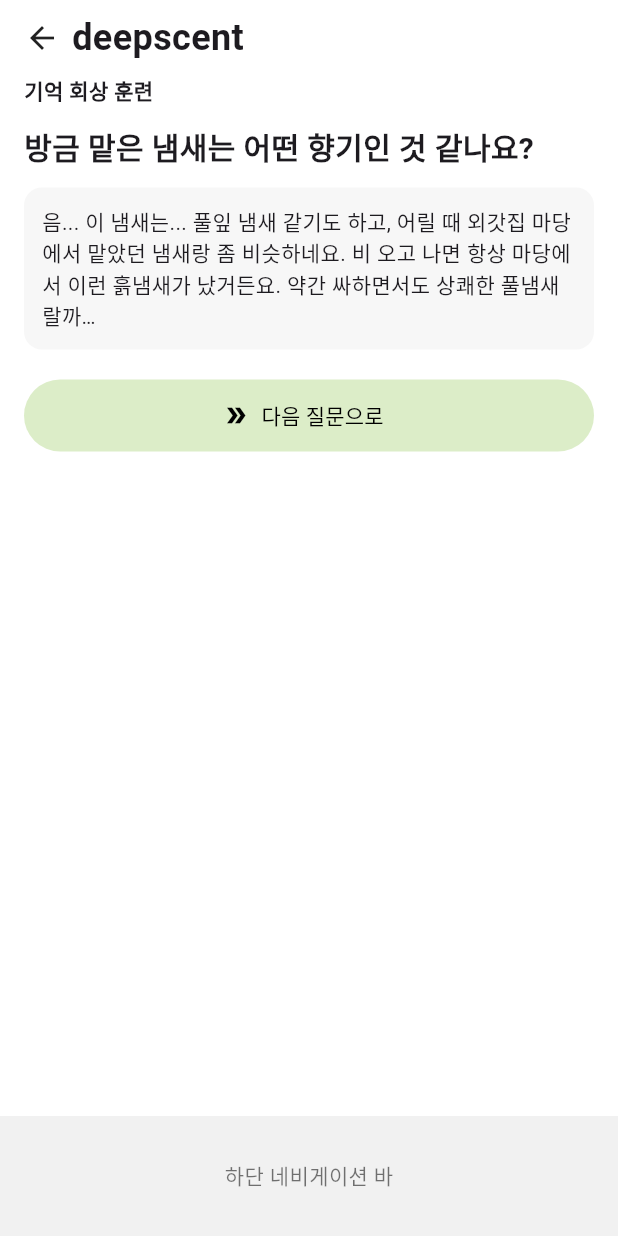
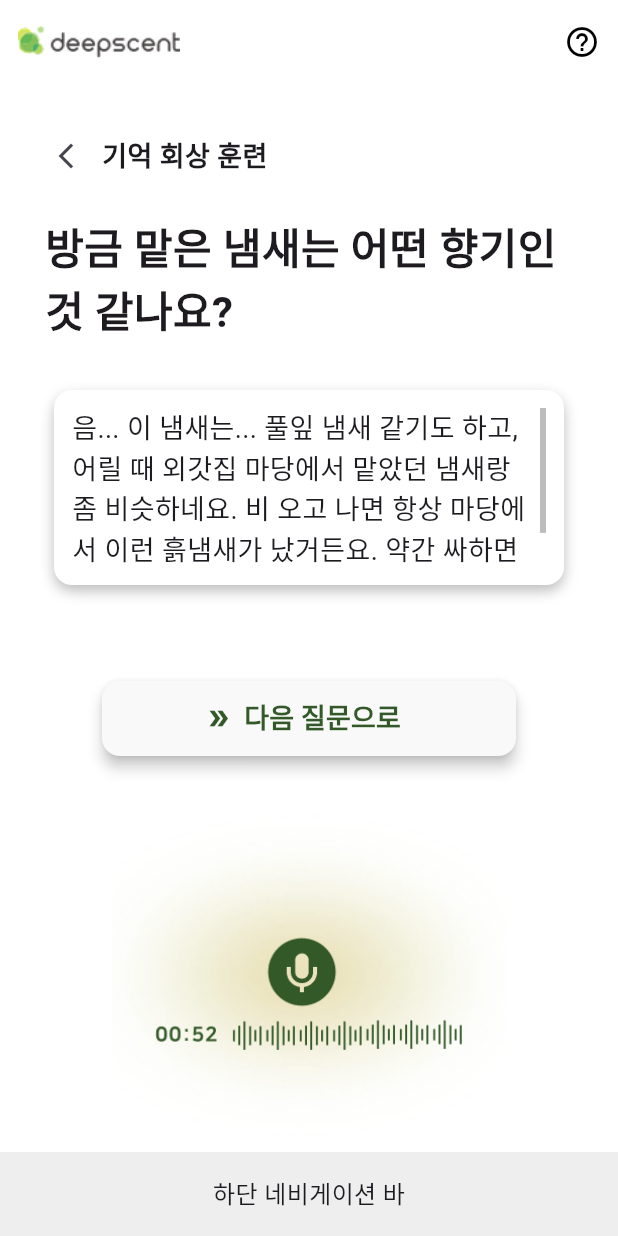
Before and after one commit to deepscent-cnu/deepscent-cnu-app, a Flutter app: the MemoryRecallChatScreen screen opened directly, on a phone screen of 412 x 824 dp. Run offline on Flutter 3.47's test engine with Material 3 defaults, Android fonts, the phone set to English and light mode, and no system bars.

Commit message:
style: 기억 회상 훈련의 대화 스크린 디자인 변경

```diff
--- a/lib/features/normal_olfactory_training/presentation/screens/memory_recall_chat_screen.dart
+++ b/lib/features/normal_olfactory_training/presentation/screens/memory_recall_chat_screen.dart
@@ -42,81 +42,120 @@ class _MemoryRecallChatScreenState extends State<MemoryRecallChatScreen> {
 
     return Scaffold(
       backgroundColor: Colors.white,
-      bottomNavigationBar: BottomAppBar(
-        color: const Color(0xFFF1F1F1),
-        child: SizedBox(
-          height: 60,
-          child: Center(
-            child: Text('하단 네비게이션 바', style: TextStyle(color: Colors.black54)),
+      bottomNavigationBar: Container(
+        height: 56,
+        color: Colors.grey[200],
+        alignment: Alignment.center,
+        child: const Text('하단 네비게이션 바', style: TextStyle(fontSize: 16)),
+      ),
+      appBar: AppBar(
+        backgroundColor: Colors.white,
+        leadingWidth: 120,
+        leading: Padding(
+          padding: const EdgeInsets.only(left: 12.0),
+          child: Image.asset(
+            'assets/images/logo.png',
+            width: 120,
+            height: 50,
+            fit: BoxFit.contain,
           ),
         ),
+        actions: const [
+          Icon(Icons.help_outline, color: Colors.black),
+          SizedBox(width: 12),
+        ],
       ),
       body: SafeArea(
-        child: Column(
-          crossAxisAlignment: CrossAxisAlignment.stretch,
-          children: [
-            Padding(
-              padding: const EdgeInsets.symmetric(
-                horizontal: 16.0,
-                vertical: 8,
-              ),
-              child: Row(
+        child: Padding(
+          padding: const EdgeInsets.symmetric(horizontal: 20),
+          child: Column(
+            crossAxisAlignment: CrossAxisAlignment.stretch,
+            children: [
+              const SizedBox(height: 24),
+              Row(
                 children: [
-                  const Icon(Icons.arrow_back),
-                  const SizedBox(width: 8),
-                  Text(
-                    'deepscent',
-                    style: TextStyle(fontSize: 24, fontWeight: FontWeight.bold),
+                  IconButton(
+                    onPressed: () {},
+                    icon: const Icon(Icons.arrow_back_ios_new, size: 20),
+                  ),
+                  const Text(
+                    '기억 회상 훈련',
+                    style: TextStyle(fontSize: 18, fontWeight: FontWeight.bold),
                   ),
                 ],
               ),
-            ),
-            const Padding(
-              padding: EdgeInsets.symmetric(horizontal: 16),
-              child: Text(
-                '기억 회상 훈련',
-                style: TextStyle(fontWeight: FontWeight.bold, fontSize: 14),
-              ),
-            ),
-            Padding(
-              padding: EdgeInsets.symmetric(horizontal: 16, vertical: 12),
-              child: Text(
-                testQuestionList[currentIndex],
-                style: TextStyle(fontSize: 20, fontWeight: FontWeight.bold),
-              ),
-            ),
-            Padding(
-              padding: const EdgeInsets.symmetric(horizontal: 16),
-              child: Container(
-                padding: const EdgeInsets.all(12),
-                decoration: BoxDecoration(
-                  color: const Color(0xFFF7F7F7),
-                  borderRadius: BorderRadius.circular(12),
-                ),
+              const SizedBox(height: 16),
+              Padding(
+                padding: const EdgeInsets.symmetric(horizontal: 10),
                 child: Text(
-                  testAnswerList[currentIndex],
-                  style: TextStyle(fontSize: 14),
+                  testQuestionList[currentIndex],
+                  style: TextStyle(fontSize: 28, fontWeight: FontWeight.bold),
                 ),
               ),
-            ),
-            const SizedBox(height: 20),
-            Padding(
-              padding: const EdgeInsets.symmetric(horizontal: 16),
-              child: ElevatedButton.icon(
-                onPressed: () {
-                  _onNextPressed();
-                },
-                style: ElevatedButton.styleFrom(
-                  backgroundColor: const Color(0xFFDCEDC8),
-                  foregroundColor: Colors.black,
-                  minimumSize: const Size.fromHeight(48),
-                  elevation: 0,
+              const SizedBox(height: 32),
+              Padding(
+                padding: const EdgeInsets.symmetric(horizontal: 16),
+                child: Container(
+                  height: 130,
+                  padding: const EdgeInsets.all(12),
+                  decoration: BoxDecoration(
+                    color: Colors.white,
+                    borderRadius: BorderRadius.circular(12),
+                    boxShadow: [
+                      BoxShadow(
+                        color: Colors.black26,
+                        blurRadius: 7,
+                        offset: const Offset(0, 4),
+                      ),
+                    ],
+                  ),
+                  child: Scrollbar(
+                    thumbVisibility: true,
+                    child: SingleChildScrollView(
+                      padding: EdgeInsets.only(right: 10),
+                      child: Text(
+                        testAnswerList[currentIndex],
+                        style: TextStyle(fontSize: 18),
+                      ),
+                    ),
+                  ),
                 ),
-                icon: const Icon(Icons.double_arrow),
-                label: Text(isLastQuestion ? '훈련 저장하기' : '다음 질문으로'),
               ),
-            ),
-          ],
+              const SizedBox(height: 48),
+              Padding(
+                padding: const EdgeInsets.symmetric(
+                  horizontal: 48,
+                  vertical: 16,
+                ),
+                child: ElevatedButton.icon(
+                  onPressed: () {
+                    _onNextPressed();
+                  },
+                  style: ElevatedButton.styleFrom(
+                    minimumSize: const Size.fromHeight(50),
+                    backgroundColor: Color(0xFFF9F9F9),
+                    foregroundColor: Color(0xFF335928),
+                    elevation: 4,
+                    shape: RoundedRectangleBorder(
+                      borderRadius: BorderRadius.circular(12),
+                    ),
+                  ),
+                  icon: const Icon(Icons.double_arrow),
+                  label: Text(
+                    isLastQuestion ? '훈련 저장하기' : '다음 질문으로',
+                    style: TextStyle(fontSize: 18, fontWeight: FontWeight.bold),
+                  ),
+                ),
+              ),
+              const SizedBox(height: 12),
+              Expanded(
+                child: Image.asset(
+                  "assets/images/voice_recording.png",
+                  fit: BoxFit.contain,
+                ),
+              ),
+            ],
+          ),
         ),
       ),
     );
--- a/lib/features/normal_olfactory_training/presentation/screens/memory_recall_training_screen.dart
+++ b/lib/features/normal_olfactory_training/presentation/screens/memory_recall_training_screen.dart
@@ -14,6 +14,7 @@ class MemoryRecallTrainingScreenState
     extends State<MemoryRecallTrainingScreen> {
   int remainTime = 10;
   String message = "초 뒤, 발향이 중지됩니다.";
+  bool isStopped = false;
 
   @override
   void initState() {
@@ -22,10 +23,15 @@ class MemoryRecallTrainingScreenState
   }
 
   Future<void> startTrainingCycle() async {
+    isStopped = false;
     await DeviceApi.controlScentDeviceSlot(0, 3);
     await Future.delayed(const Duration(seconds: 1));
 
     while (remainTime > 1) {
+      if (isStopped) {
+        return;
+      }
+
       setState(() {
         remainTime -= 1;
       });
@@ -33,7 +39,7 @@ class MemoryRecallTrainingScreenState
       await Future.delayed(const Duration(seconds: 1));
     }
 
-    if (context.mounted) {
+    if (!isStopped && context.mounted) {
       await DeviceApi.controlScentDeviceSlot(0, 0);
       Navigator.pushReplacement(
         context,
@@ -43,8 +49,12 @@ class MemoryRecallTrainingScreenState
   }
 
   Future<void> stopTrainingCycle() async {
+    isStopped = true;
     await DeviceApi.controlScentDeviceSlot(0, 0);
-    Navigator.pop(context);
+
+    if (context.mounted) {
+      Navigator.pop(context);
+    }
   }
 
   void extendTime() {
@@ -56,6 +66,7 @@ class MemoryRecallTrainingScreenState
   @override
   Widget build(BuildContext context) {
     return Scaffold(
+      backgroundColor: Colors.white,
       bottomNavigationBar: Container(
         height: 56,
         color: Colors.grey[200],
@@ -64,7 +75,6 @@ class MemoryRecallTrainingScreenState
       ),
       appBar: AppBar(
         backgroundColor: Colors.white,
-        elevation: 1,
         leadingWidth: 120,
         leading: Padding(
           padding: const EdgeInsets.only(left: 12.0),
--- a/lib/features/normal_olfactory_training/presentation/screens/olfactory_training_list.dart
+++ b/lib/features/normal_olfactory_training/presentation/screens/olfactory_training_list.dart
@@ -197,7 +197,6 @@ class OlfactoryTrainingListScreen extends StatelessWidget {
       backgroundColor: Colors.white,
       appBar: AppBar(
         backgroundColor: Colors.white,
-        elevation: 1,
         leadingWidth: 120,
         leading: Padding(
           padding: const EdgeInsets.only(left: 12.0),
@@ -294,9 +293,9 @@ class OlfactoryTrainingListScreen extends StatelessWidget {
           borderRadius: BorderRadius.circular(12),
           boxShadow: [
             BoxShadow(
-              color: Colors.black12,
+              color: Colors.black26,
               blurRadius: 7,
-              offset: const Offset(0, 2),
+              offset: const Offset(0, 4),
             ),
           ],
         ),
```
Also changed, not shown: assets/images/voice_recording.png (added).
